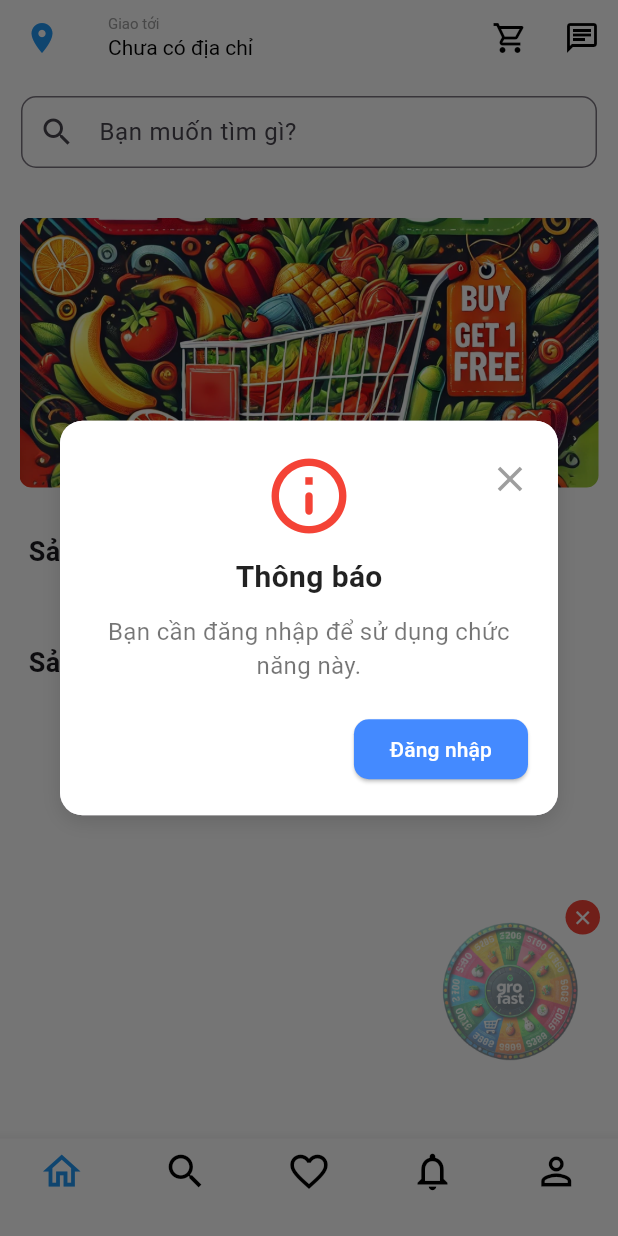
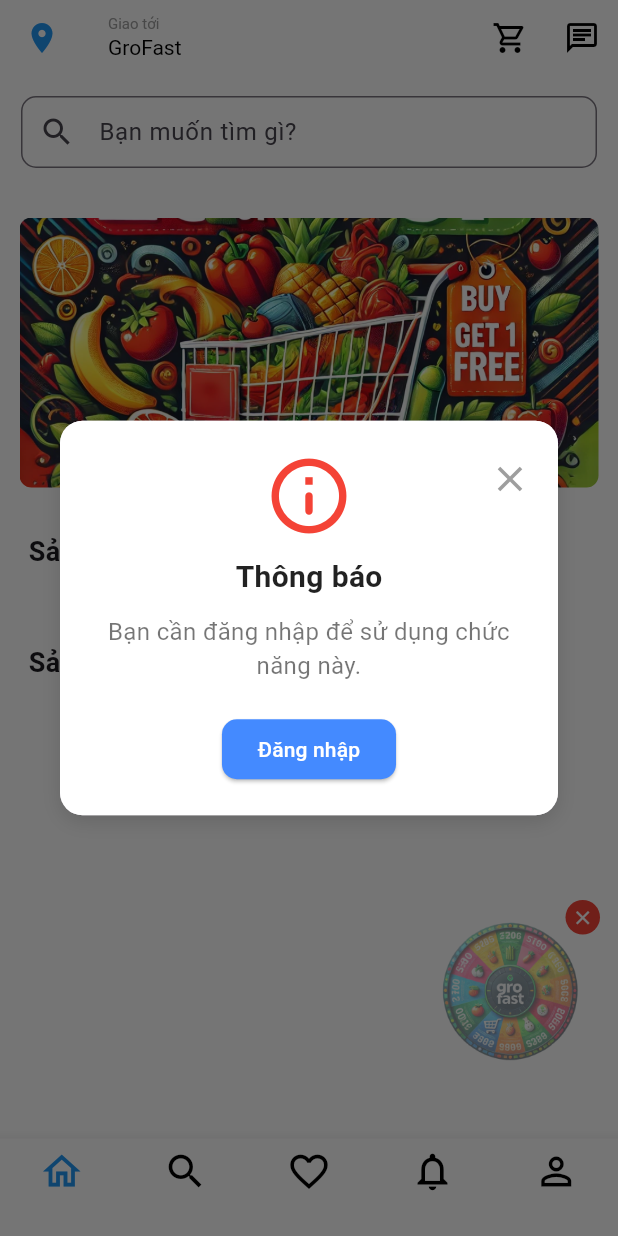
Before and after one commit to dangvcuong/GroFast_Consumers, a Flutter app: the screen it shows after launch, after a tap on the "close" icon, on a phone screen of 412 x 824 dp. Run offline on Flutter 3.47's test engine with Material 3 defaults, Android fonts, the phone set to English and light mode, and no system bars; our stand-ins replace cloud_firestore, diacritic, dio, eva_icons_flutter, file_picker, firebase_auth and 21 more; missing offline and left inert: app_settings, enefty_icons, flutter_stripe; accounts and stored records are empty; statements that could not run were skipped; key blocks and very long unbroken strings in the code were emptied for the run.

```diff
--- a/lib/features/shop/views/home/home_screen.dart
+++ b/lib/features/shop/views/home/home_screen.dart
@@ -87,7 +87,7 @@ class _HomeScreenState extends State<HomeScreen>
     });
 
     currentUser = FirebaseAuth.instance.currentUser;
-    _fetchAddresses();
+    _fetchAddresses(userId ?? '');
     _timer = Timer.periodic(const Duration(seconds: 4), (Timer timer) {
       if (_currentPage < _banners.length - 1) {
         _currentPage++;
@@ -112,7 +112,7 @@ class _HomeScreenState extends State<HomeScreen>
 
       // Nếu có userId, tải lại dữ liệu
       if (user != null) {
-        _fetchAddresses();
+        _fetchAddresses(userId ?? '');
       }
     });
     setState(() {
@@ -205,8 +205,7 @@ class _HomeScreenState extends State<HomeScreen>
     });
   }
 
-  Future<void> _fetchAddresses() async {
-    final userId = currentUser!.uid;
+  Future<void> _fetchAddresses(String userIdId) async {
     final databaseRef =
         FirebaseDatabase.instance.ref('users/$userId/addresses');
     final DatabaseEvent event = await databaseRef.once();
@@ -282,29 +281,31 @@ class _HomeScreenState extends State<HomeScreen>
                     MaterialPageRoute(
                         builder: (context) => const AddressUser()),
                   ).then((_) {
-                    _fetchAddresses();
+                    _fetchAddresses(userId ?? '');
                   });
                 },
               ),
               title: InkWell(
-                onTap: () async {
-                  // await Navigator.push(
-                  //   context,
-                  //   MaterialPageRoute(
-                  //       builder: (context) => const AddressUser()),
-                  // );
-                  _fetchAddresses();
-                },
+                // onTap: () async {
+                //   await Navigator.push(
+                //     context,
+                //     MaterialPageRoute(
+                //         builder: (context) => const AddressUser()),
+                //   );
+                //   _fetchAddresses(userId ?? '');
+                // },
                 child: Column(
                   crossAxisAlignment: CrossAxisAlignment.start,
                   children: [
                     const Text("Giao tới",
                         style: TextStyle(color: Colors.grey, fontSize: 10)),
                     Text(
-                      defaultAddress?.nameAddresUser != null &&
-                              defaultAddress?.addressUser != null
-                          ? '${defaultAddress!.nameAddresUser} - ${defaultAddress!.addressUser}'
-                          : 'Chưa có địa chỉ',
+                      userId == null
+                          ? 'GroFast' // Hiển thị "GroFast" nếu chưa đăng nhập
+                          : (defaultAddress?.nameAddresUser != null &&
+                                  defaultAddress?.addressUser != null
+                              ? '${defaultAddress!.nameAddresUser} - ${defaultAddress!.addressUser}'
+                              : 'Chưa có địa chỉ'),
                       style: const TextStyle(color: Colors.black, fontSize: 14),
                       maxLines: 2,
                     ),
--- a/lib/features/shop/views/profile/widgets/WalletTopUpScreen.dart
+++ b/lib/features/shop/views/profile/widgets/WalletTopUpScreen.dart
@@ -96,7 +96,7 @@ class _WalletTopUpScreenState extends State<WalletTopUpScreen> {
           crossAxisAlignment: CrossAxisAlignment.start,
           children: [
             const Text(
-              "Nhập số tiền (đ)",
+              "Nhập số tiền cần nạp (đ)",
               style: TextStyle(fontSize: 16, fontWeight: FontWeight.bold),
             ),
             const SizedBox(height: 10),
@@ -227,7 +227,7 @@ class _WalletTopUpScreenState extends State<WalletTopUpScreen> {
                 ),
               ),
               child: const Text(
-                "Thanh toán ngay với Stripe Payment",
+                "Nạp tiền với Stripe Payment",
                 style:
                     TextStyle(color: Colors.white, fontWeight: FontWeight.bold),
               ),
@@ -235,7 +235,7 @@ class _WalletTopUpScreenState extends State<WalletTopUpScreen> {
             const SizedBox(height: 10),
             const Center(
               child: Text(
-                "Nhấn “Nạp tiền ngay”, bạn đã đồng ý tuân theo Điều khoản sử dụng và Chính sách bảo mật của GroFast",
+                "Nhấn “Nạp tiền ”, bạn đã đồng ý tuân theo Điều khoản sử dụng và Chính sách bảo mật của GroFast",
                 style: TextStyle(color: Colors.grey, fontSize: 12),
                 textAlign: TextAlign.center,
               ),
--- a/lib/features/showdialogs/show_dialogs.dart
+++ b/lib/features/showdialogs/show_dialogs.dart
@@ -720,7 +720,7 @@ class ShowDialogs {
 
                   // Nút hành động
                   Row(
-                    mainAxisAlignment: MainAxisAlignment.end,
+                    mainAxisAlignment: MainAxisAlignment.center,
                     children: [
                       ElevatedButton(
                         onPressed: () {
@@ -728,7 +728,8 @@ class ShowDialogs {
                           Navigator.push(
                             context,
                             PageRouteBuilder(
-                              transitionDuration: const Duration(milliseconds: 300),
+                              transitionDuration:
+                                  const Duration(milliseconds: 300),
                               pageBuilder: (_, __, ___) => const Login(),
                               transitionsBuilder: (_, animation, __, child) {
                                 return SlideTransition(
@@ -779,6 +780,5 @@ class ShowDialogs {
         ),
       ),
     );
-
   }
 }
```
Also changed, not shown: lib/features/shop/views/pay/pay_cart_screen.dart (+6 -2 lines), lib/features/shop/views/pay/pay_screen.dart (+6 -2 lines), lib/features/shop/views/search/widgets/productdetailscreen.dart (+1 -29 lines).
